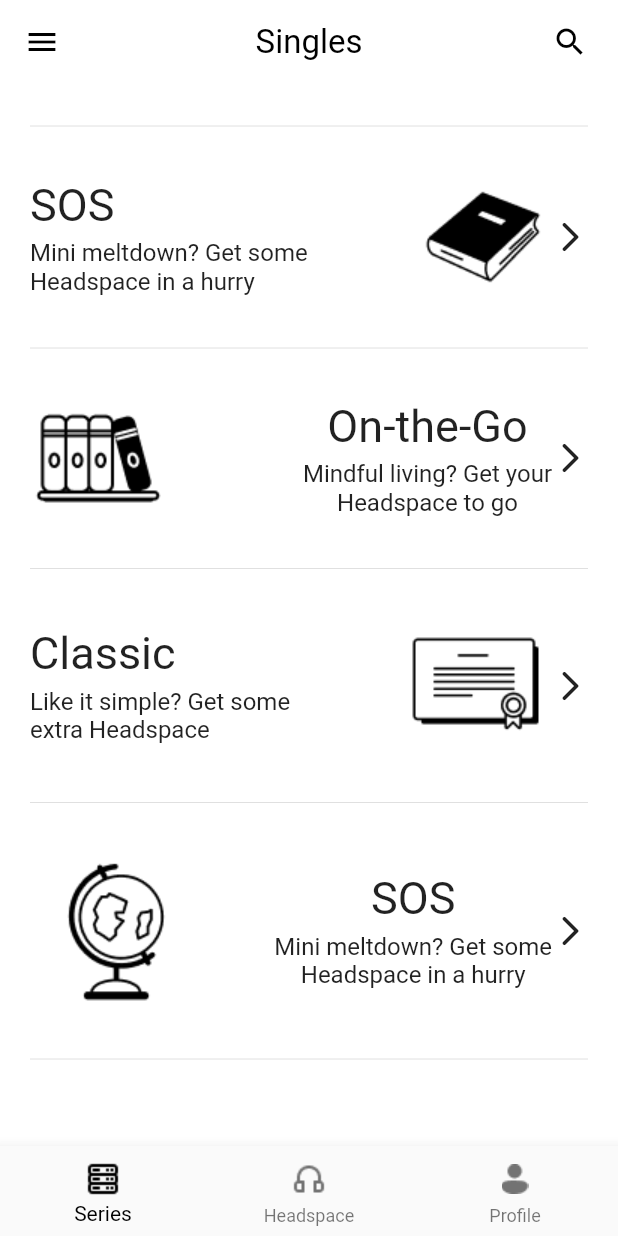
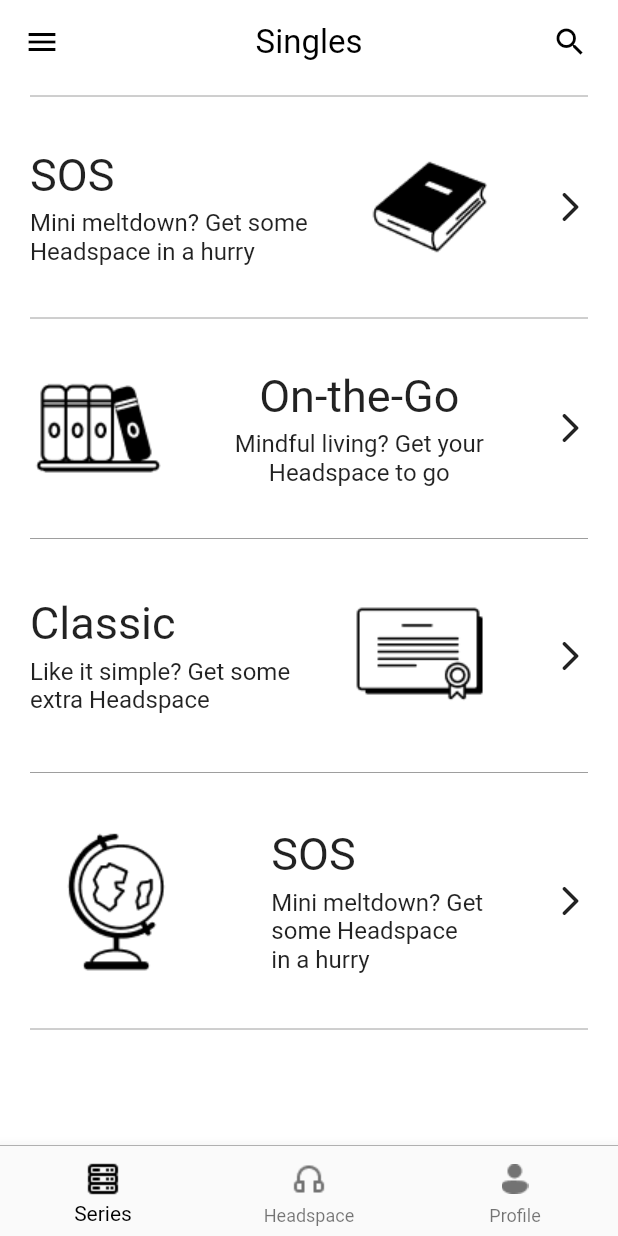
Before and after one commit to MorgueMorg/Neobis-UI-Apps, a Flutter app: the SinglesApp screen opened by its route, on a phone screen of 412 x 824 dp. Run offline on Flutter 3.47's test engine with Material 2 defaults, Android fonts, the phone set to English and light mode, and no system bars.

Commit message:
Finished singles_app :zap:

```diff
--- a/lib/apps/singles_app.dart
+++ b/lib/apps/singles_app.dart
@@ -44,12 +44,14 @@ class _MyHomePageState extends State<SinglesApp> {
           ),
         ),
         body: Padding(
-        padding: const EdgeInsets.all(20),
+          padding: const EdgeInsets.only(left: 20, right: 20),
           child: ListView(
             children: [
               Column(
                 children: [
-                Divider(),
+                  Divider(
+                    color: Colors.grey,
+                  ),
                   Padding(
                     padding: const EdgeInsets.only(top: 20, bottom: 20),
                     child: Row(
@@ -77,31 +79,35 @@ class _MyHomePageState extends State<SinglesApp> {
                         Row(
                           children: [
                             Image(
-                              image:
-                                  AssetImage('assets/singlesImages/Book.png')),
+                                image: AssetImage(
+                                    'assets/singlesImages/Book.png')),
+                          ],
+                        ),
                         Icon(Icons.arrow_forward_ios_rounded)
-                        ],
-                      )
                       ],
                     ),
                   ),
-                Divider(),
+                  Divider(
+                    color: Colors.grey,
+                  ),
                   Padding(
                     padding: const EdgeInsets.only(top: 20, bottom: 20),
                     child: Row(
                       mainAxisAlignment: MainAxisAlignment.spaceBetween,
                       children: [
                         Image(
-                          image:
-                              AssetImage('assets/singlesImages/Bookshelf.png')),
+                            image: AssetImage(
+                                'assets/singlesImages/Bookshelf.png')),
                         Row(
+                          // mainAxisAlignment: MainAxisAlignment.spaceAround,
                           children: [
                             Column(
                               children: [
                                 Text(
                                   "On-the-Go",
                                   style: TextStyle(
-                                    fontSize: 30, fontWeight: FontWeight.w400),
+                                      fontSize: 30,
+                                      fontWeight: FontWeight.w400),
                                 ),
                                 SizedBox(
                                   height: 5,
@@ -116,13 +122,15 @@ class _MyHomePageState extends State<SinglesApp> {
                                         fontWeight: FontWeight.w400)),
                               ],
                             ),
+                          ],
+                        ),
                         Icon(Icons.arrow_forward_ios_rounded)
-                        ],
-                      )
                       ],
                     ),
                   ),
-                Divider(),
+                  Divider(
+                    color: Colors.grey,
+                  ),
                   Padding(
                     padding: const EdgeInsets.only(top: 20, bottom: 20),
                     child: Row(
@@ -152,55 +160,70 @@ class _MyHomePageState extends State<SinglesApp> {
                             Image(
                                 image: AssetImage(
                                     'assets/singlesImages/Diploma.png')),
+                          ],
+                        ),
                         Icon(Icons.arrow_forward_ios_rounded)
-                        ],
-                      )
                       ],
                     ),
                   ),
-                Divider(),
+                  Divider(
+                    color: Colors.grey,
+                  ),
                   Padding(
                     padding: const EdgeInsets.only(top: 20, bottom: 20),
                     child: Row(
                       mainAxisAlignment: MainAxisAlignment.spaceBetween,
                       children: [
                         Image(
-                          image: AssetImage('assets/singlesImages/Globus.png')),
+                            image:
+                                AssetImage('assets/singlesImages/Globus.png')),
                         Row(
                           children: [
                             Column(
+                              crossAxisAlignment: CrossAxisAlignment.start,
                               children: [
                                 Text(
                                   "SOS",
                                   style: TextStyle(
-                                    fontSize: 30, fontWeight: FontWeight.w400),
+                                      fontSize: 30,
+                                      fontWeight: FontWeight.w400),
                                 ),
                                 SizedBox(
                                   height: 5,
                                 ),
-                              Text("Mini meltdown? Get some",
+                                Text("Mini meltdown? Get",
                                     style: TextStyle(
                                         fontSize: 16,
                                         fontWeight: FontWeight.w400)),
-                              Text("Headspace in a hurry",
+                                Text("some Headspace",
+                                    style: TextStyle(
+                                        fontSize: 16,
+                                        fontWeight: FontWeight.w400)),
+                                Text("in a hurry",
                                     style: TextStyle(
                                         fontSize: 16,
                                         fontWeight: FontWeight.w400)),
                               ],
                             ),
+                          ],
+                        ),
                         Icon(Icons.arrow_forward_ios_rounded)
-                        ],
-                      )
                       ],
                     ),
                   ),
-                Divider(),
+                  Divider(
+                    color: Colors.grey,
+                  ),
                 ],
               ),
             ],
           ),
         ),
-      bottomNavigationBar: BottomNavigationBar(
+        bottomNavigationBar: Container(
+          decoration: BoxDecoration(
+              // color: Colors.black, -> типо для тени
+              border: Border(top: BorderSide(color: Colors.grey, width: 0.5))),
+          child: BottomNavigationBar(
             iconSize: 30,
             backgroundColor: Colors.grey.shade50,
             showSelectedLabels: true,
@@ -226,6 +249,6 @@ class _MyHomePageState extends State<SinglesApp> {
             currentIndex: _selectedIndex,
             onTap: _changeIndex,
           ),
-    );
+        ));
   }
 }
```
Lines whose indentation alone changed are shown as unchanged.
